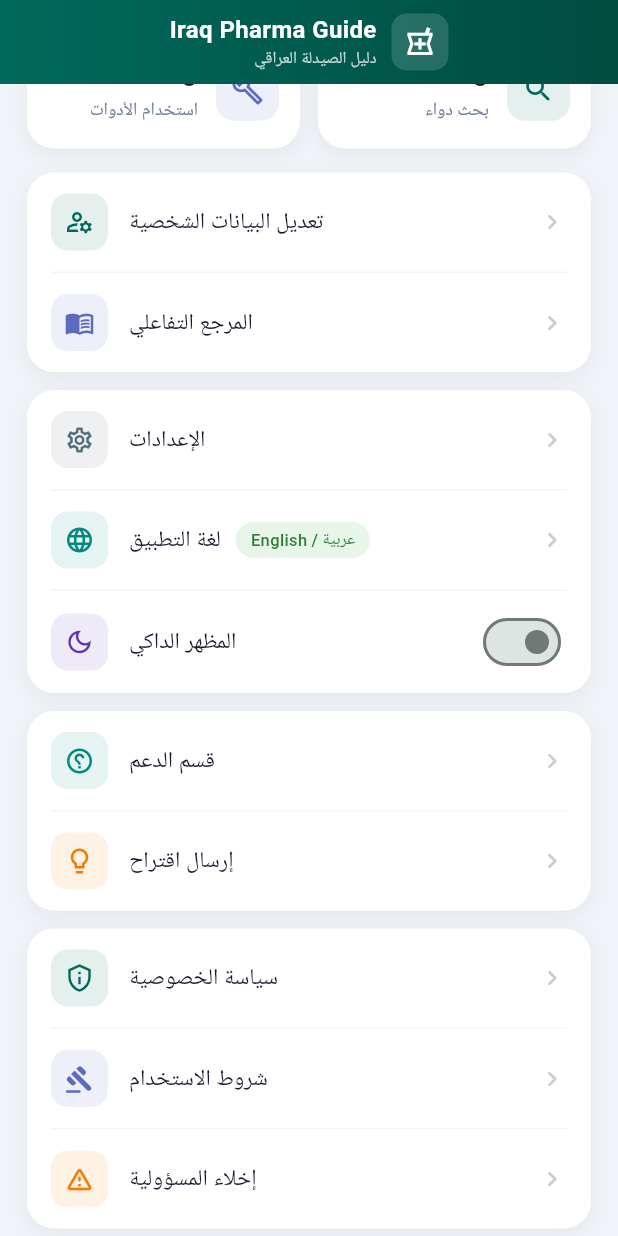
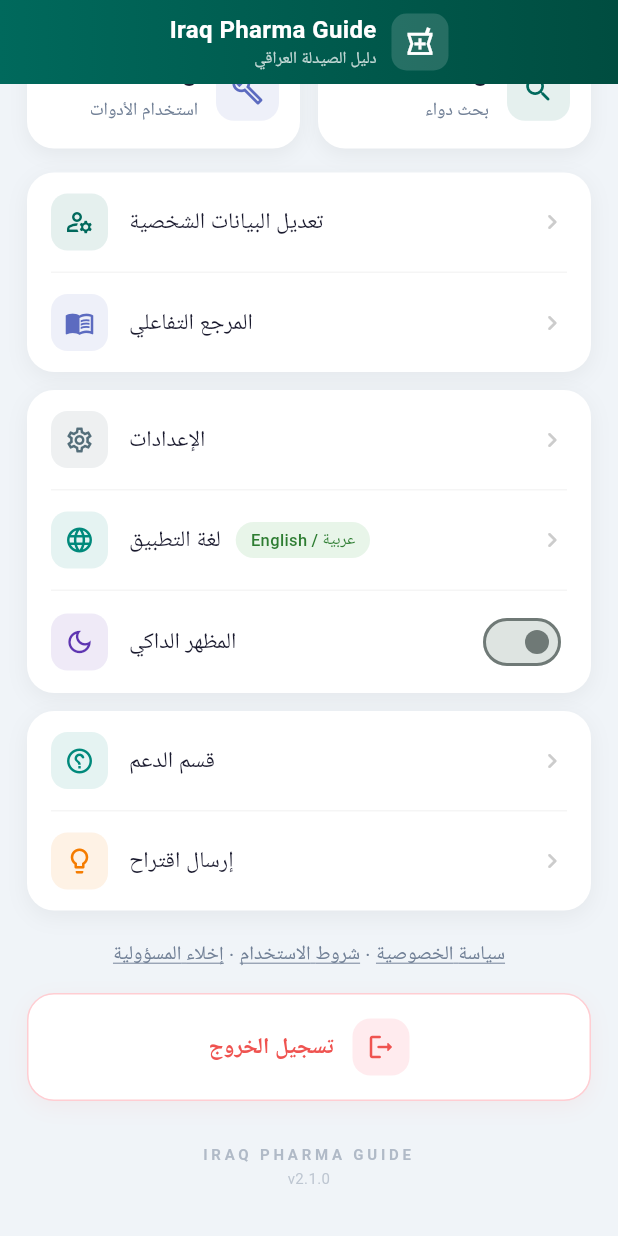
Before and after one commit to iraqpharma/iraq-pharma-guide, a Flutter app: the ProfileScreen screen opened by its route, scrolled down 369 dp, on a phone screen of 412 x 824 dp. Run offline on Flutter 3.47's test engine with Material 3 defaults, Android fonts, the light colour scheme and no system bars; our stand-ins replace cached_network_image, firebase_core, firebase_messaging, flutter_local_notifications, flutter_riverpod, go_router and 7 more; missing offline and left inert: mobile_scanner; accounts and stored records are empty; Roboto replaces fonts that are missing (Ibm Plex Sans Arabic).

Commit message:
feat: replace legal card with inline text links row in profile

```diff
--- a/lib/features/profile/profile_screen.dart
+++ b/lib/features/profile/profile_screen.dart
@@ -193,10 +193,21 @@
                     onTap: () => context.push('/suggestion'),
                   ),
                 ]),
-                const SizedBox(height: 12),
-                // Legal links
-                _buildLegalCard(),
-                const SizedBox(height: 12),
+                const SizedBox(height: 20),
+                // Legal links row
+                Row(
+                  mainAxisAlignment: MainAxisAlignment.center,
+                  children: [
+                    _legalLink('سياسة الخصوصية', '/legal/privacy'),
+                    Text(' · ', style: GoogleFonts.ibmPlexSansArabic(
+                        color: AppColors.textSecondary, fontSize: 13)),
+                    _legalLink('شروط الاستخدام', '/legal/terms'),
+                    Text(' · ', style: GoogleFonts.ibmPlexSansArabic(
+                        color: AppColors.textSecondary, fontSize: 13)),
+                    _legalLink('إخلاء المسؤولية', '/legal/disclaimer'),
+                  ],
+                ),
+                const SizedBox(height: 16),
                 _buildLogoutCard(),
                 const SizedBox(height: 28),
                 _buildFooter(),
@@ -426,28 +437,17 @@
     );
   }
 
-  Widget _buildLegalCard() => _buildCard(children: [
-    _buildNavTile(
-      icon: Icons.privacy_tip_outlined,
-      color: AppColors.primary,
-      title: 'سياسة الخصوصية',
-      onTap: () => context.push('/legal/privacy'),
+  Widget _legalLink(String label, String route) => GestureDetector(
+    onTap: () => context.push(route),
+    child: Text(label,
+      style: GoogleFonts.ibmPlexSansArabic(
+        fontSize: 13,
+        color: AppColors.textSecondary,
+        decoration: TextDecoration.underline,
+        decorationColor: AppColors.textSecondary,
+      ),
     ),
-    _divider(),
-    _buildNavTile(
-      icon: Icons.gavel_rounded,
-      color: const Color(0xFF5C6BC0),
-      title: 'شروط الاستخدام',
-      onTap: () => context.push('/legal/terms'),
-    ),
-    _divider(),
-    _buildNavTile(
-      icon: Icons.warning_amber_rounded,
-      color: const Color(0xFFF57C00),
-      title: 'إخلاء المسؤولية',
-      onTap: () => context.push('/legal/disclaimer'),
-    ),
-  ]);
+  );
 
   Widget _buildLogoutCard() => Material(
     color: Colors.transparent,
```
